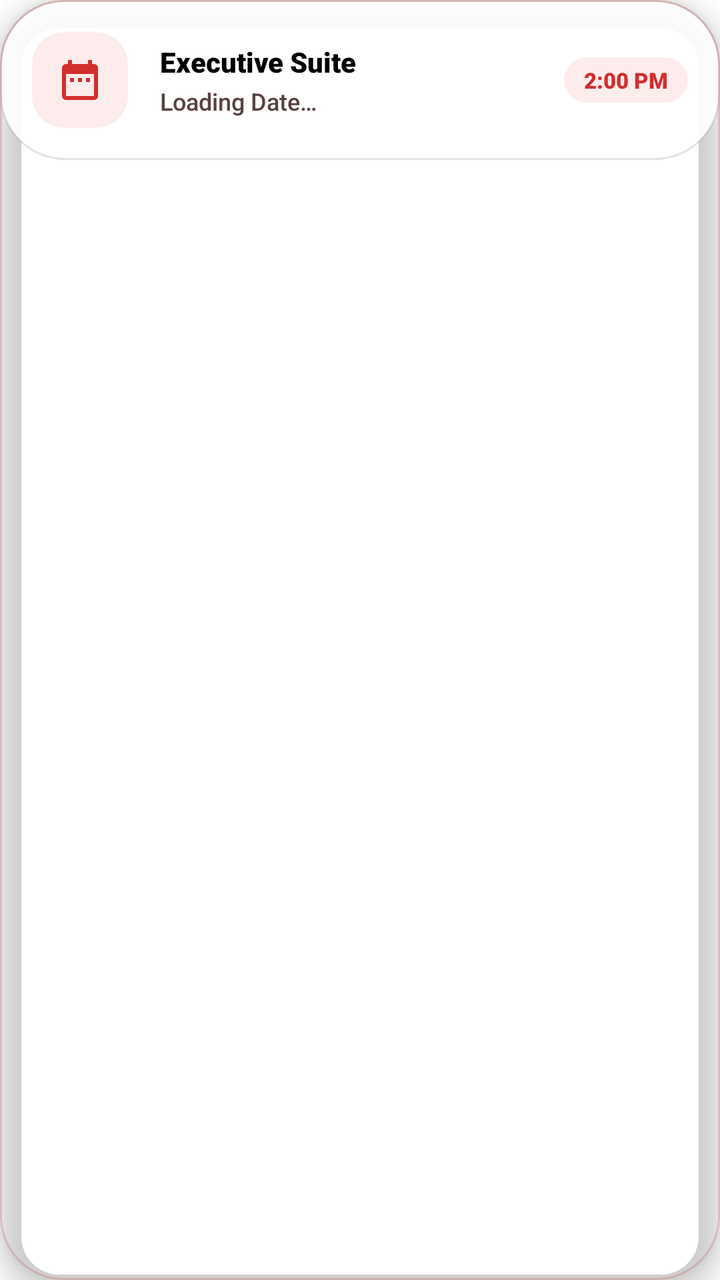
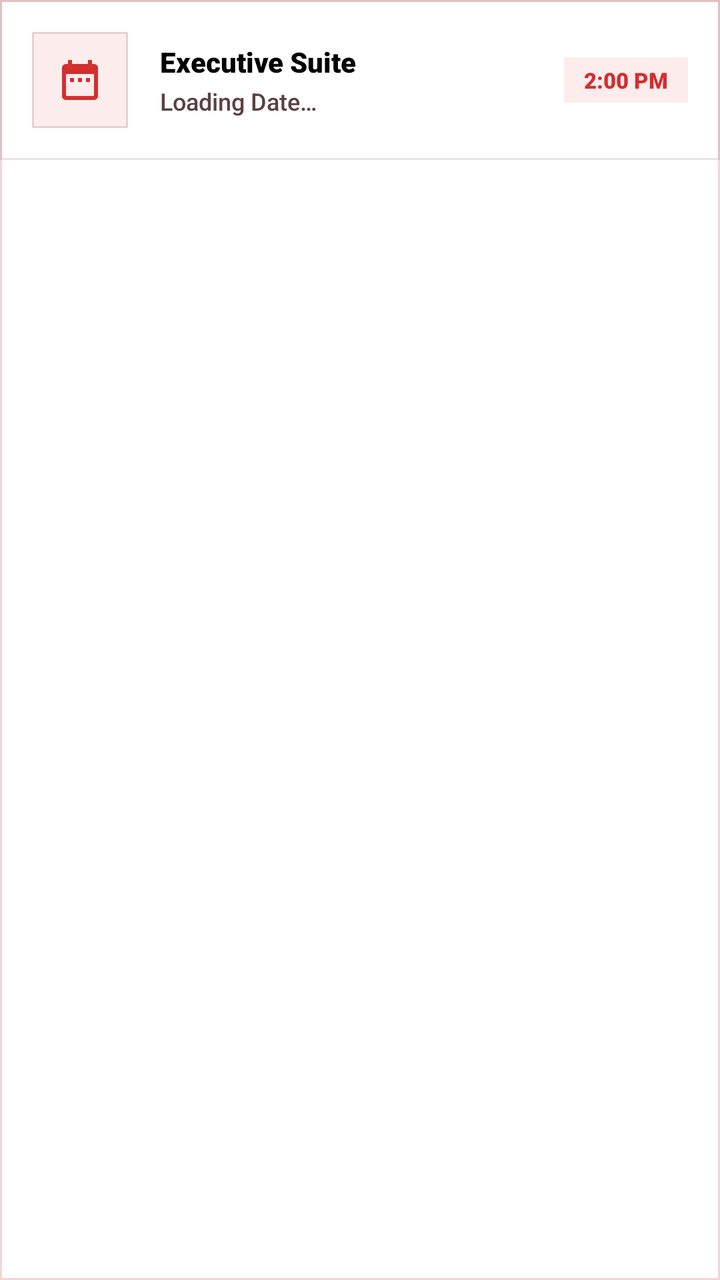

Screens rendered from an Android XML layout before and after an edit, with the pre-edit source and the edit as a unified diff.
<!-- AndroidManifest.xml: application theme Theme.VelocitySuites -->
<!-- res/layout/item_upcoming_transaction.xml -->
<?xml version="1.0" encoding="utf-8"?>
<com.google.android.material.card.MaterialCardView xmlns:android="http://schemas.android.com/apk/res/android"
    xmlns:app="http://schemas.android.com/apk/res-auto"
    style="@style/Widget.Velocity.Card.Glass"
    android:layout_width="match_parent"
    android:layout_height="wrap_content"
    android:layout_marginBottom="12dp">

    <LinearLayout
        android:layout_width="match_parent"
        android:layout_height="wrap_content"
        android:background="@drawable/bg_glass_card_white"
        android:gravity="center_vertical"
        android:orientation="horizontal"
        android:padding="16dp">

        <com.google.android.material.card.MaterialCardView
            android:id="@+id/transactionIconContainer"
            android:layout_width="48dp"
            android:layout_height="48dp"
            app:cardBackgroundColor="@color/velocity_red_soft"
            app:cardCornerRadius="16dp"
            app:cardElevation="0dp">
            <ImageView
                android:id="@+id/ivTransactionIcon"
                android:layout_width="24dp"
                android:layout_height="24dp"
                android:layout_gravity="center"
                android:importantForAccessibility="no"
                android:src="@drawable/ic_calendar"
                app:tint="@color/velocity_red_primary" />
        </com.google.android.material.card.MaterialCardView>

        <LinearLayout
            android:layout_width="0dp"
            android:layout_height="wrap_content"
            android:layout_marginStart="16dp"
            android:layout_weight="1"
            android:orientation="vertical">

            <TextView
                android:id="@+id/tvTransactionTitle"
                android:layout_width="wrap_content"
                android:layout_height="wrap_content"
                android:fontFamily="sans-serif-black"
                android:text="@string/executive_suite"
                android:textColor="@color/black"
                android:textSize="14sp" />

            <TextView
                android:id="@+id/tvTransactionDate"
                android:layout_width="wrap_content"
                android:layout_height="wrap_content"
                android:layout_marginTop="2dp"
                android:fontFamily="sans-serif-medium"
                android:text="@string/loading_date"
                android:textColor="@color/velocity_text_secondary"
                android:textSize="12sp" />
        </LinearLayout>

        <TextView
            android:id="@+id/tvTimeLabel"
            android:layout_width="wrap_content"
            android:layout_height="wrap_content"
            android:background="@drawable/shape_intro_pill"
            android:backgroundTint="@color/velocity_red_soft"
            android:paddingHorizontal="10dp"
            android:paddingVertical="4dp"
            android:text="@string/check_in_time"
            android:textColor="@color/velocity_red_primary"
            android:textSize="11sp"
            android:fontFamily="sans-serif-black" />

    </LinearLayout>
</com.google.android.material.card.MaterialCardView>
<!-- resources referenced by this layout -->
<resources>
  <!-- drawable bg_glass_card_white (drawable) -->
  <?xml version="1.0" encoding="utf-8"?>
  <shape xmlns:android="http://schemas.android.com/apk/res/android">
      <solid android:color="#E6FFFFFF" />
      <stroke android:width="1dp" android:color="#1A000000" />
      <corners android:radius="32dp" />
  </shape>
  <!-- drawable shape_intro_pill (drawable) -->
  <?xml version="1.0" encoding="utf-8"?>
  <shape xmlns:android="http://schemas.android.com/apk/res/android">
      <solid android:color="@color/velocity_red_primary" />
      <corners android:radius="16dp" />
  </shape>
  <style name="Widget.Velocity.Card.Glass" parent="Widget.MaterialComponents.CardView">
          <item name="cardBackgroundColor">@android:color/transparent</item>
          <item name="cardCornerRadius">32dp</item>
          <item name="cardElevation">8dp</item>
          <item name="strokeColor">@color/velocity_red_alpha_20</item>
          <item name="strokeWidth">1dp</item>
          <item name="android:clickable">true</item>
          <item name="android:focusable">true</item>
          <item name="android:foreground">?attr/selectableItemBackground</item>
      </style>
  <style name="Theme.VelocitySuites" parent="Theme.MaterialComponents.DayNight.NoActionBar">
          
          <item name="colorPrimary">@color/velocity_red_primary</item>
          <item name="colorPrimaryVariant">@color/velocity_red_dark</item>
          <item name="colorOnPrimary">@color/white</item>
          
          <item name="colorSecondary">@color/velocity_red_rose</item>
          <item name="colorSecondaryVariant">@color/velocity_red_deep</item>
          <item name="colorOnSecondary">@color/white</item>
          
          <item name="android:statusBarColor">@color/velocity_red_primary</item>
          
          <item name="textAppearanceHeadline1">@style/TextAppearance.MaterialComponents.Headline1</item>
          <item name="textAppearanceHeadline2">@style/TextAppearance.MaterialComponents.Headline2</item>
          <item name="textAppearanceHeadline3">@style/TextAppearance.MaterialComponents.Headline3</item>
          <item name="textAppearanceHeadline4">@style/TextAppearance.MaterialComponents.Headline4</item>
          <item name="textAppearanceHeadline5">@style/TextAppearance.MaterialComponents.Headline5</item>
          <item name="textAppearanceHeadline6">@style/TextAppearance.MaterialComponents.Headline6</item>
          <item name="textAppearanceSubtitle1">@style/TextAppearance.MaterialComponents.Subtitle1</item>
          <item name="textAppearanceSubtitle2">@style/TextAppearance.MaterialComponents.Subtitle2</item>
          <item name="textAppearanceBody1">@style/TextAppearance.MaterialComponents.Body1</item>
          <item name="textAppearanceBody2">@style/TextAppearance.MaterialComponents.Body2</item>
          <item name="textAppearanceCaption">@style/TextAppearance.MaterialComponents.Caption</item>
          <item name="textAppearanceButton">@style/TextAppearance.MaterialComponents.Button</item>
          <item name="textAppearanceOverline">@style/TextAppearance.MaterialComponents.Overline</item>
      </style>
  <!-- unchanged entries left out for length: 13 -->
</resources>

<!-- the commit's change to res/layout/item_upcoming_transaction.xml (unified diff, before → after) -->
@@ -19,7 +19,7 @@
             android:layout_width="48dp"
             android:layout_height="48dp"
             app:cardBackgroundColor="@color/velocity_red_soft"
-            app:cardCornerRadius="16dp"
+            app:cardCornerRadius="0dp"
             app:cardElevation="0dp">
             <ImageView
                 android:id="@+id/ivTransactionIcon"
<!-- resource entries referenced after the edit -->
@@ -5,18 +5,18 @@
   <shape xmlns:android="http://schemas.android.com/apk/res/android">
       <solid android:color="#E6FFFFFF" />
       <stroke android:width="1dp" android:color="#1A000000" />
-      <corners android:radius="32dp" />
+      <corners android:radius="0dp" />
   </shape>
   <!-- drawable shape_intro_pill (drawable) -->
   <?xml version="1.0" encoding="utf-8"?>
   <shape xmlns:android="http://schemas.android.com/apk/res/android">
       <solid android:color="@color/velocity_red_primary" />
-      <corners android:radius="16dp" />
+      <corners android:radius="0dp" />
   </shape>
   <style name="Widget.Velocity.Card.Glass" parent="Widget.MaterialComponents.CardView">
           <item name="cardBackgroundColor">@android:color/transparent</item>
-          <item name="cardCornerRadius">32dp</item>
-          <item name="cardElevation">8dp</item>
+          <item name="cardCornerRadius">0dp</item>
+          <item name="cardElevation">0dp</item>
           <item name="strokeColor">@color/velocity_red_alpha_20</item>
           <item name="strokeWidth">1dp</item>
           <item name="android:clickable">true</item>
@@ -48,6 +48,133 @@
           <item name="textAppearanceCaption">@style/TextAppearance.MaterialComponents.Caption</item>
           <item name="textAppearanceButton">@style/TextAppearance.MaterialComponents.Button</item>
           <item name="textAppearanceOverline">@style/TextAppearance.MaterialComponents.Overline</item>
+          
+          <item name="shapeAppearanceSmallComponent">@style/ShapeAppearance.Velocity.Square</item>
+          <item name="shapeAppearanceMediumComponent">@style/ShapeAppearance.Velocity.Square</item>
+          <item name="shapeAppearanceLargeComponent">@style/ShapeAppearance.Velocity.Square</item>
+          <item name="materialButtonStyle">@style/Widget.Velocity.Flat.Button</item>
+          <item name="materialButtonOutlinedStyle">@style/Widget.Velocity.Flat.Button.Outlined</item>
+          <item name="borderlessButtonStyle">@style/Widget.Velocity.Flat.Button.Text</item>
+          <item name="materialCardViewStyle">@style/Widget.Velocity.Card.Flat</item>
+          <item name="chipStyle">@style/Widget.Velocity.Flat.Chip</item>
+          <item name="textInputStyle">@style/Widget.Velocity.TextInputLayout.OutlinedBox.Square</item>
+          <item name="snackbarStyle">@style/Widget.Velocity.Flat.Snackbar</item>
+          <item name="materialAlertDialogTheme">@style/ThemeOverlay.Velocity.Flat.AlertDialog</item>
+          <item name="bottomSheetDialogTheme">@style/ThemeOverlay.Velocity.Flat.BottomSheetDialog</item>
+          <item name="android:windowElevation">0dp</item>
+      </style>
+  <style name="ShapeAppearance.Velocity.Square" parent="">
+          <item name="cornerFamily">rounded</item>
+          <item name="cornerSize">0dp</item>
+      </style>
+  <style name="Widget.Velocity.Flat.Button" parent="Widget.MaterialComponents.Button">
+          <item name="cornerRadius">0dp</item>
+          <item name="android:stateListAnimator">@null</item>
+          <item name="android:elevation">0dp</item>
+          <item name="android:minHeight">48dp</item>
+          <item name="android:insetTop">0dp</item>
+          <item name="android:insetBottom">0dp</item>
+          <item name="android:textAllCaps">false</item>
+          <item name="shapeAppearance">@style/ShapeAppearance.Velocity.Square</item>
+      </style>
+  <style name="Widget.Velocity.Flat.Button.Outlined" parent="Widget.MaterialComponents.Button.OutlinedButton">
+          <item name="cornerRadius">0dp</item>
+          <item name="android:stateListAnimator">@null</item>
+          <item name="android:elevation">0dp</item>
+          <item name="android:minHeight">48dp</item>
+          <item name="android:insetTop">0dp</item>
+          <item name="android:insetBottom">0dp</item>
+          <item name="android:textAllCaps">false</item>
+          <item name="strokeWidth">1dp</item>
+          <item name="strokeColor">@color/velocity_red_primary</item>
+          <item name="android:textColor">@color/velocity_red_primary</item>
+          <item name="shapeAppearance">@style/ShapeAppearance.Velocity.Square</item>
+      </style>
+  <style name="Widget.Velocity.Flat.Button.Text" parent="Widget.MaterialComponents.Button.TextButton">
+          <item name="cornerRadius">0dp</item>
+          <item name="android:stateListAnimator">@null</item>
+          <item name="android:elevation">0dp</item>
+          <item name="android:minHeight">48dp</item>
+          <item name="android:insetTop">0dp</item>
+          <item name="android:insetBottom">0dp</item>
+          <item name="android:textAllCaps">false</item>
+          <item name="shapeAppearance">@style/ShapeAppearance.Velocity.Square</item>
+      </style>
+  <style name="Widget.Velocity.Card.Flat" parent="Widget.MaterialComponents.CardView">
+          <item name="cardElevation">0dp</item>
+          <item name="cardCornerRadius">0dp</item>
+          <item name="cardBackgroundColor">@color/velocity_surface_elevated</item>
+          <item name="strokeColor">@color/velocity_divider_hairline</item>
+          <item name="strokeWidth">1dp</item>
+          <item name="shapeAppearance">@style/ShapeAppearance.Velocity.Square</item>
+      </style>
+  <style name="Widget.Velocity.Flat.Chip" parent="Widget.MaterialComponents.Chip.Choice">
+          <item name="shapeAppearance">@style/ShapeAppearance.Velocity.Square</item>
+          <item name="shapeAppearanceOverlay">@style/ShapeAppearance.Velocity.Square</item>
+          <item name="chipCornerRadius">0dp</item>
+          <item name="android:minHeight">48dp</item>
+          <item name="chipMinHeight">48dp</item>
+          <item name="chipStrokeWidth">1dp</item>
+          <item name="android:elevation">0dp</item>
+      </style>
+  <style name="Widget.Velocity.TextInputLayout.OutlinedBox.Square" parent="Widget.MaterialComponents.TextInputLayout.OutlinedBox">
+          <item name="boxCornerRadiusBottomEnd">0dp</item>
+          <item name="boxCornerRadiusBottomStart">0dp</item>
+          <item name="boxCornerRadiusTopEnd">0dp</item>
+          <item name="boxCornerRadiusTopStart">0dp</item>
+          <item name="boxStrokeColor">@color/velocity_red_primary</item>
+          <item name="boxStrokeWidth">1dp</item>
+          <item name="boxStrokeWidthFocused">2dp</item>
+          <item name="startIconTint">@color/velocity_red_primary</item>
+          <item name="endIconTint">@color/velocity_red_primary</item>
+          <item name="hintEnabled">false</item>
+      </style>
+  <style name="Widget.Velocity.Flat.Snackbar" parent="Widget.MaterialComponents.Snackbar">
+          <item name="android:background">@drawable/bg_snackbar_flat</item>
+          <item name="android:elevation">0dp</item>
+      </style>
+  <style name="ThemeOverlay.Velocity.Flat.AlertDialog" parent="ThemeOverlay.MaterialComponents.MaterialAlertDialog">
+          <item name="android:windowElevation">0dp</item>
+          <item name="shapeAppearanceOverlay">@style/ShapeAppearance.Velocity.Square</item>
+          <item name="shapeAppearanceSmallComponent">@style/ShapeAppearance.Velocity.Square</item>
+          <item name="shapeAppearanceMediumComponent">@style/ShapeAppearance.Velocity.Square</item>
+          <item name="shapeAppearanceLargeComponent">@style/ShapeAppearance.Velocity.Square</item>
+          <item name="materialButtonStyle">@style/Widget.Velocity.Flat.Button.Text</item>
+          <item name="materialButtonOutlinedStyle">@style/Widget.Velocity.Flat.Button.Outlined</item>
+          <item name="borderlessButtonStyle">@style/Widget.Velocity.Flat.Button.Text</item>
+          <item name="materialCardViewStyle">@style/Widget.Velocity.Card.Flat</item>
+          <item name="chipStyle">@style/Widget.Velocity.Flat.Chip</item>
+          <item name="textInputStyle">@style/Widget.Velocity.TextInputLayout.OutlinedBox.Square</item>
+          <item name="buttonBarPositiveButtonStyle">@style/Widget.Velocity.Flat.Button.Text</item>
+          <item name="buttonBarNegativeButtonStyle">@style/Widget.Velocity.Flat.Button.Text</item>
+          <item name="buttonBarNeutralButtonStyle">@style/Widget.Velocity.Flat.Button.Text</item>
+      </style>
+  <style name="ThemeOverlay.Velocity.Flat.BottomSheetDialog" parent="ThemeOverlay.MaterialComponents.BottomSheetDialog">
+          <item name="bottomSheetStyle">@style/Widget.Velocity.Flat.BottomSheet</item>
+          <item name="android:windowElevation">0dp</item>
+          <item name="shapeAppearanceSmallComponent">@style/ShapeAppearance.Velocity.Square</item>
+          <item name="shapeAppearanceMediumComponent">@style/ShapeAppearance.Velocity.Square</item>
+          <item name="shapeAppearanceLargeComponent">@style/ShapeAppearance.Velocity.Square</item>
+          <item name="materialButtonStyle">@style/Widget.Velocity.Flat.Button</item>
+          <item name="materialButtonOutlinedStyle">@style/Widget.Velocity.Flat.Button.Outlined</item>
+          <item name="borderlessButtonStyle">@style/Widget.Velocity.Flat.Button.Text</item>
+          <item name="materialCardViewStyle">@style/Widget.Velocity.Card.Flat</item>
+          <item name="chipStyle">@style/Widget.Velocity.Flat.Chip</item>
+          <item name="textInputStyle">@style/Widget.Velocity.TextInputLayout.OutlinedBox.Square</item>
+      </style>
+  <color name="velocity_surface_elevated">#FFFFFF</color>
+  <color name="velocity_divider_hairline">#1A000000</color>
+  <!-- drawable bg_snackbar_flat (drawable) -->
+  <?xml version="1.0" encoding="utf-8"?>
+  <shape xmlns:android="http://schemas.android.com/apk/res/android" android:shape="rectangle">
+      <solid android:color="#323232" />
+      <stroke android:width="1dp" android:color="#33FFFFFF" />
+      <corners android:radius="0dp" />
+  </shape>
+  <style name="Widget.Velocity.Flat.BottomSheet" parent="Widget.MaterialComponents.BottomSheet.Modal">
+          <item name="shapeAppearanceOverlay">@style/ShapeAppearance.Velocity.Square</item>
+          <item name="android:elevation">0dp</item>
+          <item name="backgroundTint">@color/velocity_surface_elevated</item>
       </style>
   <!-- unchanged entries left out for length: 13 -->
 </resources>
